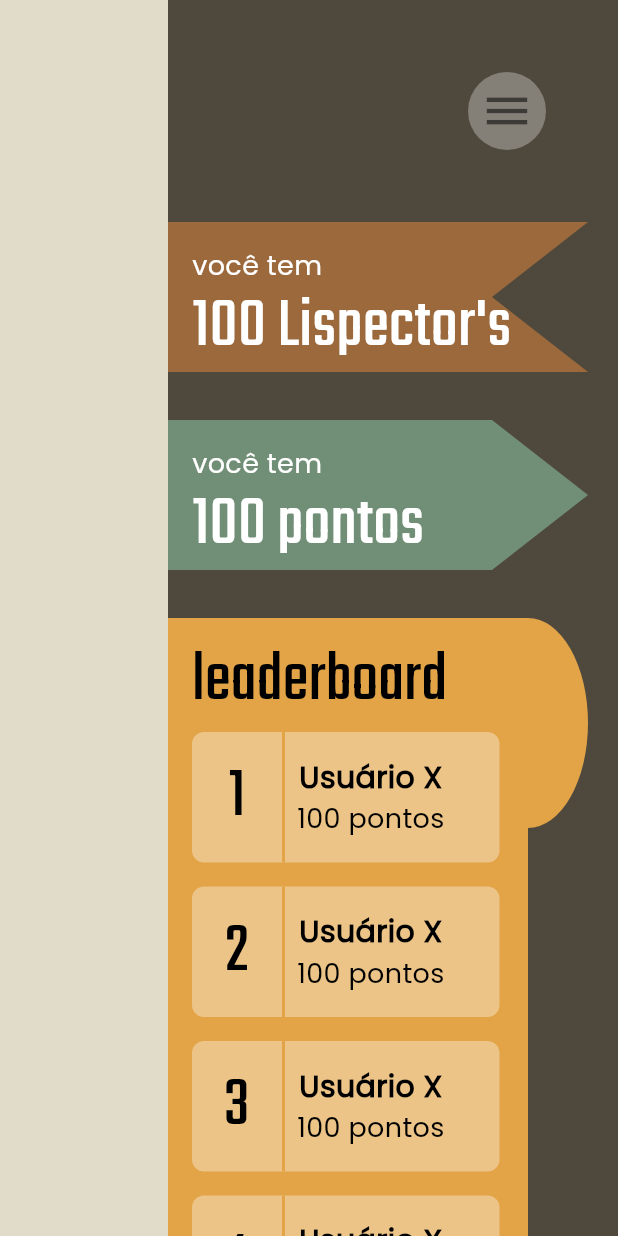
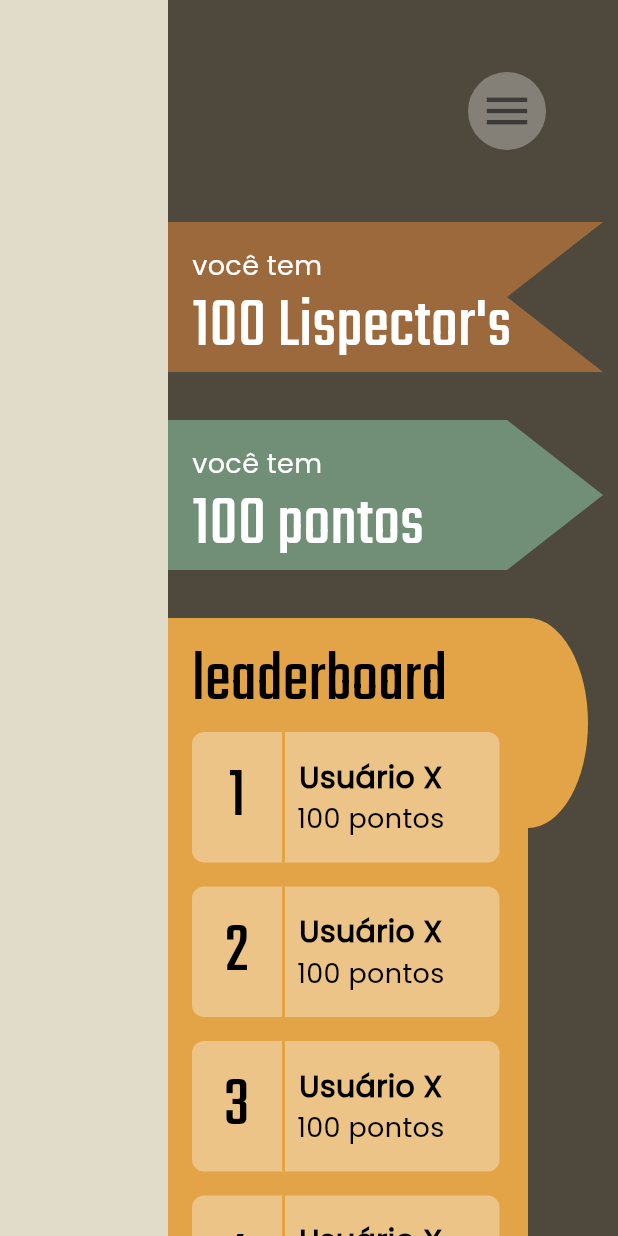
Before and after one commit to bernardolansing/swe_reler, a Flutter app: the UserDashScreen screen opened directly, on a phone screen of 412 x 824 dp. Run offline on Flutter 3.47's test engine with Material 3 defaults, Android fonts, the phone set to English and light mode, and no system bars; our stand-ins replace firebase_core, font_awesome_flutter; accounts and stored records are empty; statements that could not run were skipped.

Commit message:
flag sizes are responsive

```diff
--- a/lib/src/screens/user_dash/side_pannel/lispectors_flag.dart
+++ /dev/null
@@ -1,53 +0,0 @@
-import 'package:flutter/material.dart';
-import 'package:swe_reler/src/screens/user_dash/side_pannel/side_pannel.dart';
-
-class LispectorsFlag extends StatelessWidget {
-  const LispectorsFlag({super.key});
-
-  @override
-  Widget build(BuildContext context) => Stack(
-    children: [
-      CustomPaint(
-          painter: _Painter(),
-          size: const Size(280, 100) // TODO: adjust to fit parent
-        // width.
-      ),
-
-      const Padding(
-        padding: EdgeInsets.all(16),
-        child: Column(
-          crossAxisAlignment: CrossAxisAlignment.start,
-          children: [
-            SidePannel.flagUpperText,
-            SizedBox(height: 16),
-            Text("100 Lispector's", style: SidePannel.flagMainTextStyle),
-          ],
-        ),
-      ),
-    ],
-  );
-}
-
-class _Painter extends CustomPainter {
-  static const _cutoutWidth = 64;
-
-  @override
-  void paint(Canvas canvas, Size size) {
-    Paint paint = Paint()
-      ..color = const Color(0xFF9B693B)
-      ..style = PaintingStyle.fill;
-
-    Path path = Path()
-      ..lineTo(size.width, 0)
-      ..lineTo(size.width - _cutoutWidth, size.height / 2)
-      ..lineTo(size.width, size.height)
-      ..lineTo(0, size.height)
-      ..lineTo(0, 0);
-
-    canvas.drawPath(path, paint);
-  }
-
-  // TODO: check if we can avoid repainting.
-  @override
-  bool shouldRepaint(CustomPainter oldDelegate) => true;
-}
--- a/lib/src/screens/user_dash/side_pannel/points_flag.dart
+++ /dev/null
@@ -1,52 +0,0 @@
-import 'package:flutter/material.dart';
-import 'package:swe_reler/src/screens/user_dash/side_pannel/side_pannel.dart';
-
-class PointsFlag extends StatelessWidget {
-  const PointsFlag({super.key});
-
-  @override
-  Widget build(BuildContext context) => Stack(
-    children: [
-      CustomPaint(
-          painter: _Painter(),
-          size: const Size(280, 100) // TODO: adjust to fit parent
-        // width.
-      ),
-
-      const Padding(
-        padding: EdgeInsets.all(16),
-        child: Column(
-          crossAxisAlignment: CrossAxisAlignment.start,
-          children: [
-            SidePannel.flagUpperText,
-            SizedBox(height: 16),
-            Text("100 pontos", style: SidePannel.flagMainTextStyle),
-          ],
-        ),
-      ),
-    ],
-  );
-}
-
-class _Painter extends CustomPainter {
-  static const _arrowTipWidth = 64;
-
-  @override
-  void paint(Canvas canvas, Size size) {
-    Paint paint = Paint()
-      ..color = const Color(0xFF718E76)
-      ..style = PaintingStyle.fill;
-
-    Path path = Path()
-      ..lineTo(size.width - _arrowTipWidth, 0)
-      ..lineTo(size.width, size.height / 2)
-      ..lineTo(size.width - _arrowTipWidth, size.height)
-      ..lineTo(0, size.height)
-      ..lineTo(0, 0);
-
-    canvas.drawPath(path, paint);
-  }
-
-  @override
-  bool shouldRepaint(CustomPainter oldDelegate) => true;
-}
--- a/lib/src/screens/user_dash/side_pannel/side_pannel.dart
+++ b/lib/src/screens/user_dash/side_pannel/side_pannel.dart
@@ -1,7 +1,6 @@
 import 'package:flutter/material.dart';
-import 'package:swe_reler/src/screens/user_dash/side_pannel/leaderboard.dart';
-import 'package:swe_reler/src/screens/user_dash/side_pannel/lispectors_flag.dart';
-import 'package:swe_reler/src/screens/user_dash/side_pannel/points_flag.dart';
+import 'leaderboard.dart';
+import 'flags.dart';
 import 'package:swe_reler/src/widgets/drawer_menu_button.dart';
 
 class SidePannel extends StatelessWidget {
```
Also changed, not shown: lib/src/screens/user_dash/side_pannel/flags.dart (added, +134 -0 lines).
